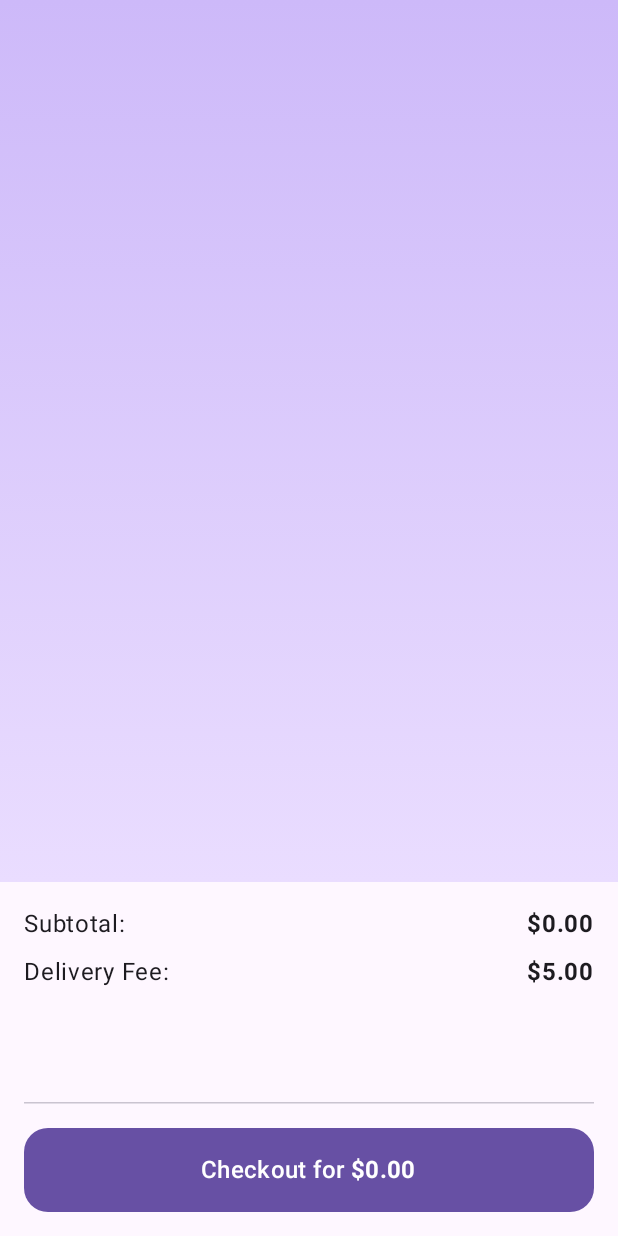
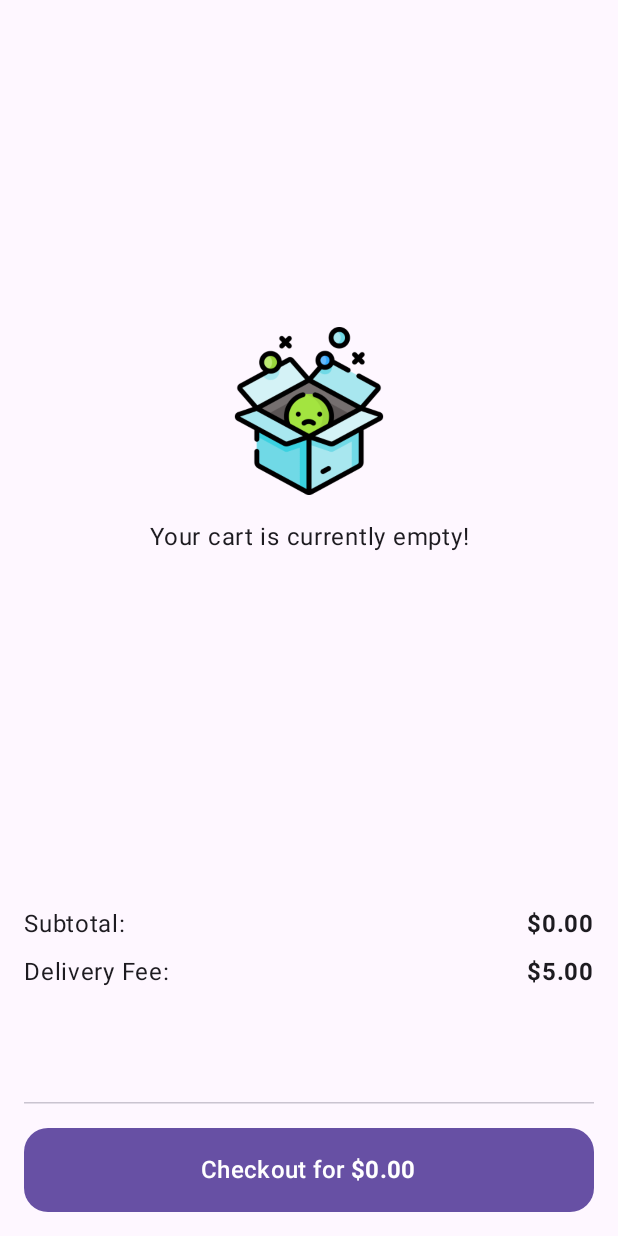
Before and after one commit to AhmetOcak/JetpackCompose-Shopping-App, an Android app built with Jetpack Compose: the cart_screen screen opened through its navigation route, on a phone screen of 412 x 824 dp. Run offline under Robolectric (Android 15) with nearby library versions, the phone set to English and light mode, and no system bars; our stand-ins replace Dagger/Hilt's generated code, Firebase (no records; nobody signed in at launch, a user with empty details on screens opened directly), Room's generated code; libraries missing offline, so code that uses them is left out: com.mr0xf00.easycrop; pictures from the network do not load.

Commit message:
cart empty view added

```diff
--- a/app/src/main/java/com/ahmetocak/shoppingapp/presentation/cart/CartScreen.kt
+++ b/app/src/main/java/com/ahmetocak/shoppingapp/presentation/cart/CartScreen.kt
@@ -2,6 +2,7 @@ package com.ahmetocak.shoppingapp.presentation.cart
 
 import android.widget.Toast
 import androidx.compose.foundation.BorderStroke
+import androidx.compose.foundation.Image
 import androidx.compose.foundation.background
 import androidx.compose.foundation.layout.Arrangement
 import androidx.compose.foundation.layout.Column
@@ -37,12 +38,15 @@ import androidx.compose.ui.layout.ContentScale
 import androidx.compose.ui.platform.LocalContext
 import androidx.compose.ui.res.colorResource
 import androidx.compose.ui.res.dimensionResource
+import androidx.compose.ui.res.painterResource
 import androidx.compose.ui.res.stringResource
 import androidx.compose.ui.text.SpanStyle
 import androidx.compose.ui.text.buildAnnotatedString
 import androidx.compose.ui.text.font.FontWeight
+import androidx.compose.ui.text.style.TextAlign
 import androidx.compose.ui.text.style.TextOverflow
 import androidx.compose.ui.text.withStyle
+import androidx.compose.ui.unit.Dp
 import androidx.compose.ui.unit.dp
 import androidx.hilt.navigation.compose.hiltViewModel
 import coil.compose.AsyncImage
@@ -179,6 +183,7 @@ private fun CartList(
     onIncreaseClicked: (Int) -> Unit,
     onDecreaseClicked: (Int) -> Unit
 ) {
+    if (cartList.isNotEmpty()) {
         LazyVerticalGrid(
             modifier = modifier
                 .fillMaxSize()
@@ -206,6 +211,9 @@ private fun CartList(
                     onDecreaseClicked = onDecreaseClicked
                 )
             }
+        }
+    } else {
+        EmptyCartListView(modifier = modifier, messageId = R.string.cart_empty)
     }
 }
 
@@ -329,3 +337,31 @@ private fun CartItemImg(imageUrl: String) {
         )
     }
 }
+
+@Composable
+private fun EmptyCartListView(
+    modifier: Modifier,
+    messageId: Int,
+    imageSize: Dp = 112.dp
+) {
+    Column(
+        modifier = modifier.fillMaxSize(),
+        horizontalAlignment = Alignment.CenterHorizontally,
+        verticalArrangement = Arrangement.Center
+    ) {
+        Image(
+            modifier = Modifier.size(imageSize),
+            painter = painterResource(id = R.drawable.search_result_empty),
+            contentDescription = null,
+            contentScale = ContentScale.Crop
+        )
+        Text(
+            modifier = Modifier
+                .fillMaxWidth()
+                .padding(top = dimensionResource(id = R.dimen.two_level_margin))
+                .padding(horizontal = dimensionResource(id = R.dimen.four_level_margin)),
+            text = stringResource(id = messageId),
+            textAlign = TextAlign.Center
+        )
+    }
+}
--- a/app/src/main/res/values/strings.xml
+++ b/app/src/main/res/values/strings.xml
@@ -51,4 +51,5 @@
     <string name="no_favorite">It seems you don\'t have a favorite product.</string>
     <string name="product_added_cart">Product successfully added to cart.</string>
     <string name="go_to_cart">Go to cart</string>
+    <string name="cart_empty">Your cart is currently empty!</string>
 </resources>
```
Lines whose indentation alone changed are shown as unchanged.
